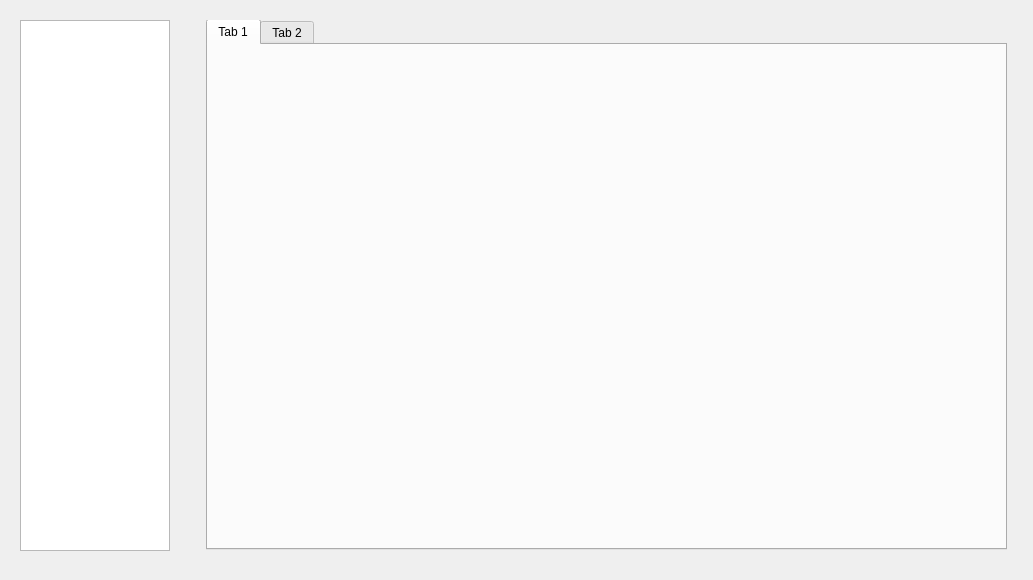
Qt form wproperties.ui (BinniPyx/Test) before a commit.
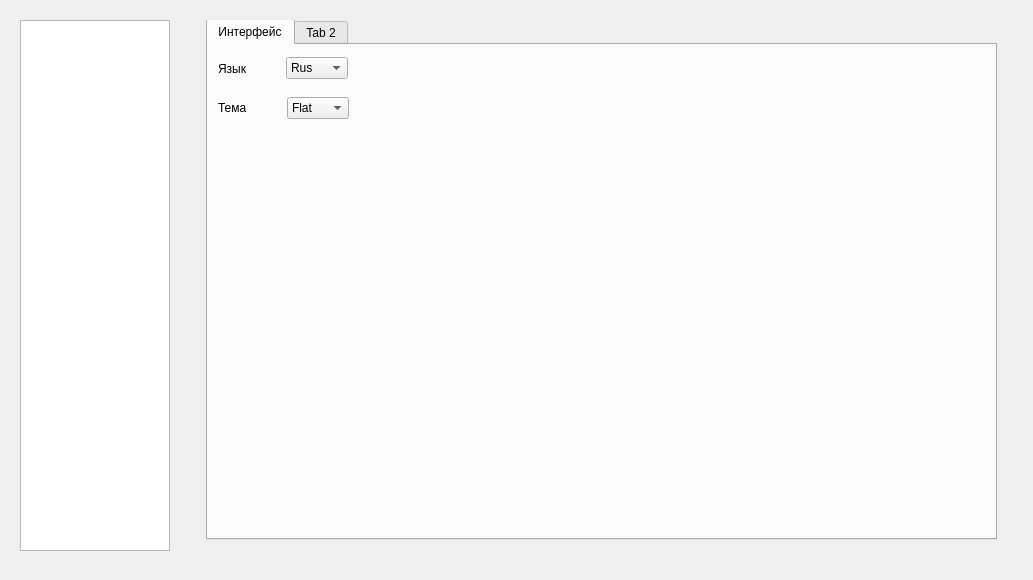
The same form after that commit. The open tabs and pages were chosen to show the change.

What changed in the file:
```diff
--- a/wproperties.ui
+++ b/wproperties.ui
@@ -44,14 +44,80 @@
          <rect>
           <x>6</x>
           <y>-1</y>
-          <width>801</width>
-          <height>531</height>
+          <width>791</width>
+          <height>521</height>
          </rect>
         </property>
         <widget class="QWidget" name="tab_1">
          <attribute name="title">
-          <string>Tab 1</string>
+          <string>Интерфейс</string>
          </attribute>
+         <widget class="QWidget" name="">
+          <property name="geometry">
+           <rect>
+            <x>10</x>
+            <y>10</y>
+            <width>130</width>
+            <height>27</height>
+           </rect>
+          </property>
+          <layout class="QHBoxLayout" name="horizontalLayout_2">
+           <item>
+            <widget class="QLabel" name="label">
+             <property name="text">
+              <string>Язык</string>
+             </property>
+            </widget>
+           </item>
+           <item>
+            <widget class="QComboBox" name="comboBox_3">
+             <item>
+              <property name="text">
+               <string>Rus</string>
+              </property>
+             </item>
+             <item>
+              <property name="text">
+               <string>Eng</string>
+              </property>
+             </item>
+            </widget>
+           </item>
+          </layout>
+         </widget>
+         <widget class="QWidget" name="">
+          <property name="geometry">
+           <rect>
+            <x>10</x>
+            <y>50</y>
+            <width>131</width>
+            <height>27</height>
+           </rect>
+          </property>
+          <layout class="QGridLayout" name="gridLayout">
+           <item row="0" column="0">
+            <widget class="QLabel" name="label_2">
+             <property name="text">
+              <string>Тема</string>
+             </property>
+            </widget>
+           </item>
+           <item row="0" column="1">
+            <widget class="QComboBox" name="comboBox_4">
+             <item>
+              <property name="text">
+               <string>Flat</string>
+              </property>
+             </item>
+             <item>
+              <property name="text">
+               <string>White</string>
+              </property>
+             </item>
+            </widget>
+           </item>
+          </layout>
+         </widget>
         </widget>
         <widget class="QWidget" name="tab_5">
          <attribute name="title">
```
Left out of the diff: 19 changed lines with no effect on the pictures.
